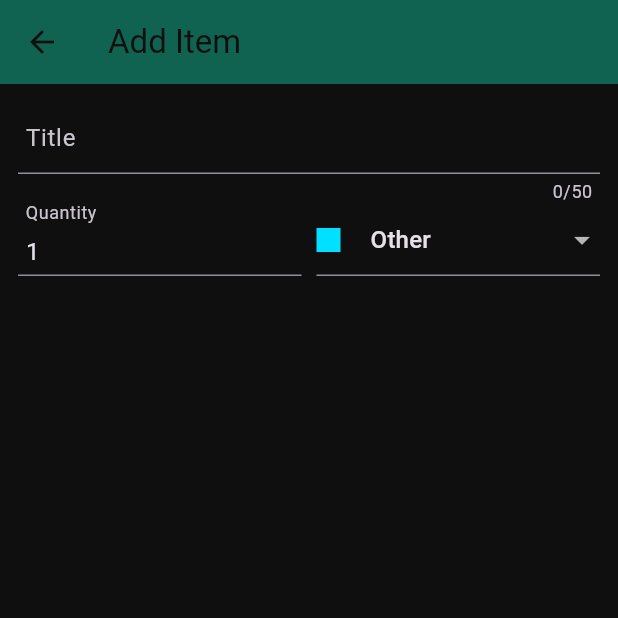
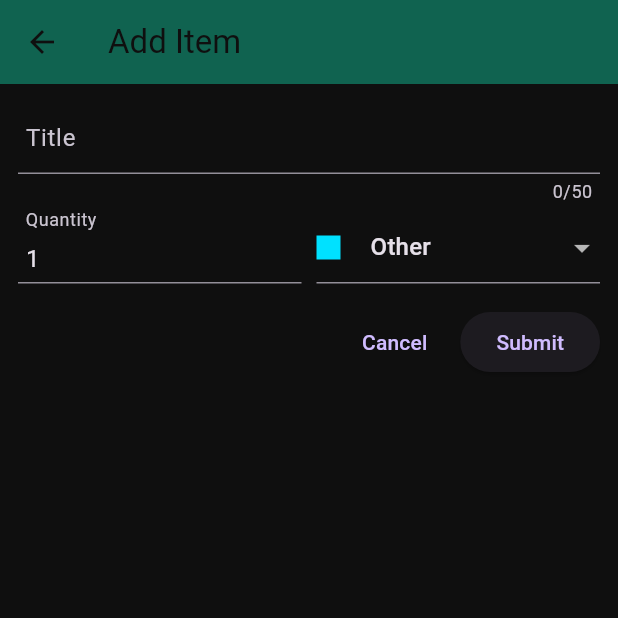
Before and after one commit to Sarthakpurii/BasketBuddy, a Flutter app: the HomeScreen screen opened directly, after a tap on the "add" icon, on a phone screen of 412 x 824 dp, the top half of it. Run offline on Flutter 3.47's test engine with Material 3 defaults, Android fonts, the phone set to English and light mode, and no system bars.

Commit message:
connected the screens

```diff
--- a/lib/main.dart
+++ b/lib/main.dart
@@ -37,7 +37,7 @@
         ),
       ),
 
-    // home: HomeScreen()
-    home:NewItemScreen()
+    home: HomeScreen()
+    // home:NewItemScreen()
     ,));
 }
--- a/lib/screens/form-screen.dart
+++ b/lib/screens/form-screen.dart
@@ -11,7 +11,19 @@ class NewItemScreen extends StatefulWidget {
 
 class NewItemScreenState extends State<NewItemScreen> {
 
+  Map<String,dynamic> itemDetails={
+    'Category':categories.entries.last.value,
+    'Title':'',
+    'Quantity':1};
+
   Category selectedCategory=categories.entries.last.value;
+  final _formKey=GlobalKey<FormState>();
+
+  _submitItem(){
+    if (_formKey.currentState!.validate()){
+      _formKey.currentState!.save();
+    print(itemDetails['Category'].title);}
+  }
 
   @override
   Widget build(BuildContext context) {
@@ -20,6 +32,7 @@ class NewItemScreenState extends State<NewItemScreen> {
         title: const Text('Add Item'),
       ),
       body: Form(
+          key: _formKey,
           child: Container(
         padding: const EdgeInsets.all(12),
         child: Column(
@@ -37,7 +50,9 @@ class NewItemScreenState extends State<NewItemScreen> {
                 }
                 return null;
               },
+              onSaved: (newValue) => itemDetails['Title']=newValue,
             ),
+            const SizedBox(height: 5,),
 
 //Quantity
             Row(
@@ -47,11 +62,12 @@ class NewItemScreenState extends State<NewItemScreen> {
                     keyboardType: TextInputType.number,
                     initialValue: '1',
                     validator: (value) {
-                if(value==null ||value.trim().isEmpty || int.tryParse(value.trim())==null|| int.tryParse(value.trim())!>0){
+                if(value==null ||value.trim().isEmpty || int.tryParse(value.trim())==null|| int.tryParse(value.trim())!<0){
                   return "Please Enter a valid Quantity";
                 }
                 return null;
               },
+              onSaved: (newValue) => itemDetails['Quantity']=newValue,
                     decoration: const InputDecoration(
                       hintText: '1',
                         contentPadding: EdgeInsets.symmetric(horizontal: 5),
@@ -65,7 +81,7 @@ class NewItemScreenState extends State<NewItemScreen> {
                 Expanded(
                   child: DropdownButtonFormField(
 
-                    value: selectedCategory,
+                    value: itemDetails['Category'],
                     elevation: 0,
                     items: [for (final category in categories.entries)
                       DropdownMenuItem(
@@ -75,10 +91,24 @@ class NewItemScreenState extends State<NewItemScreen> {
                           const SizedBox(width: 20,),
                           Text(category.value.title)
                       ],))],
-                      onChanged: (value) {}),
+                      onChanged: (value) {itemDetails['Category']=value;}),
                 )
               ],
-            )
+            ),
+            const SizedBox(height: 15,),
+
+//Save Button
+            Row(
+              mainAxisAlignment: MainAxisAlignment.end,
+              children: [
+              TextButton(
+                onPressed: (){Navigator.of(context).pop();},
+                child: const Text('Cancel')),
+              const SizedBox(width: 10,),
+              ElevatedButton(
+                onPressed: _submitItem,
+                child: const Text('Submit'))
+            ],)
           ],
         ),
       )),
--- a/lib/screens/home-screen.dart
+++ b/lib/screens/home-screen.dart
@@ -1,4 +1,5 @@
 import 'package:basketbuddy/data/dummy_items.dart';
+import 'package:basketbuddy/models/grocery-item.dart';
 import 'package:basketbuddy/screens/form-screen.dart';
 import 'package:basketbuddy/widgets/grocery-list-item.dart';
 import 'package:flutter/material.dart';
@@ -11,8 +12,13 @@ class HomeScreen extends StatefulWidget {
 }
 
 class _HomeScreenState extends State<HomeScreen> {
-  void _addItemScreenSwitcher(){
-    Navigator.of(context).push(MaterialPageRoute(builder: (context)=>NewItemScreen()));
+
+  final List<GroceryItem> groceryData=[];
+
+  void _addItemScreenSwitcher() async{
+    final newGroceryItem=await Navigator.of(context).push<GroceryItem>(MaterialPageRoute(builder: (context)=>NewItemScreen()));
+
+    if (newGroceryItem!=null) groceryData.add(newGroceryItem);
   }
 
   @override
@@ -21,18 +27,16 @@ class _HomeScreenState extends State<HomeScreen> {
       appBar: AppBar(
         title: const Text('BasketBuddy'),
       ),
-      body: Container(
-        child: ListView.builder(
-            itemCount: groceryItems.length,
-            itemBuilder: (ctx, index) => GroceryListItem(
-                  grocery: groceryItems[index],
-                )),
-      ),
+      body: ListView.builder(
+          itemCount: groceryData.length,
+          itemBuilder: (ctx, index) => GroceryListItem(
+                grocery: groceryData[index],
+              )),
       floatingActionButton: FloatingActionButton(
         onPressed: _addItemScreenSwitcher,
-        child: Icon(Icons.add),
         elevation: 0,
-        shape: CircleBorder(),
+        shape: const CircleBorder(),
+        child: const Icon(Icons.add),
         ),
     );
   }
```
